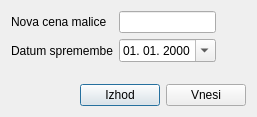
This is sif_cenamalice.ui in bubi-luka/BubiRacun as Qt 5 draws it before an edit. The edited form follows.
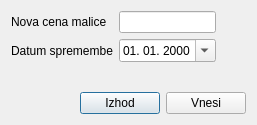
This is the edited form. Icons and pictures are not drawn.

```diff
--- a/sif_cenamalice.ui
+++ b/sif_cenamalice.ui
@@ -7,7 +7,7 @@
     <x>0</x>
     <y>0</y>
     <width>257</width>
-    <height>117</height>
+    <height>125</height>
    </rect>
   </property>
   <property name="windowTitle">
```
Left out of the diff: 9 changed lines with no effect on the pictures.
